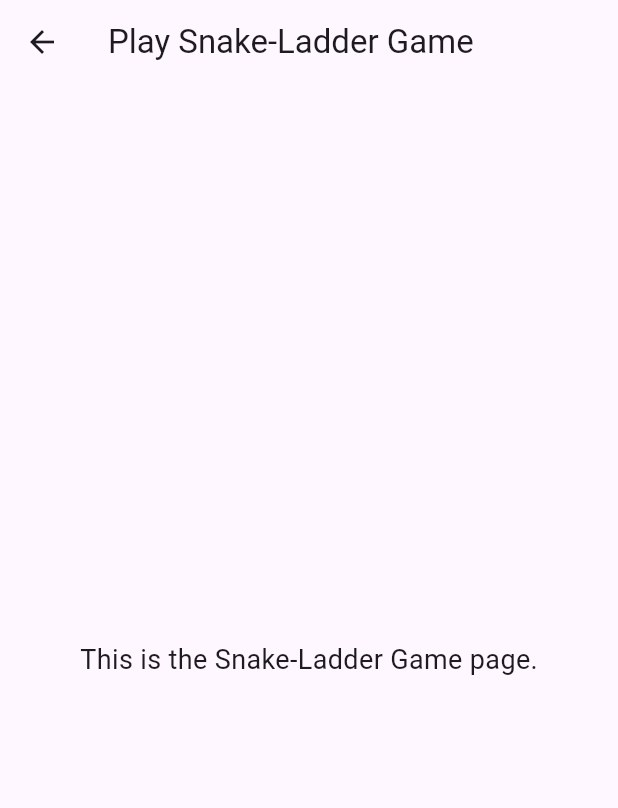
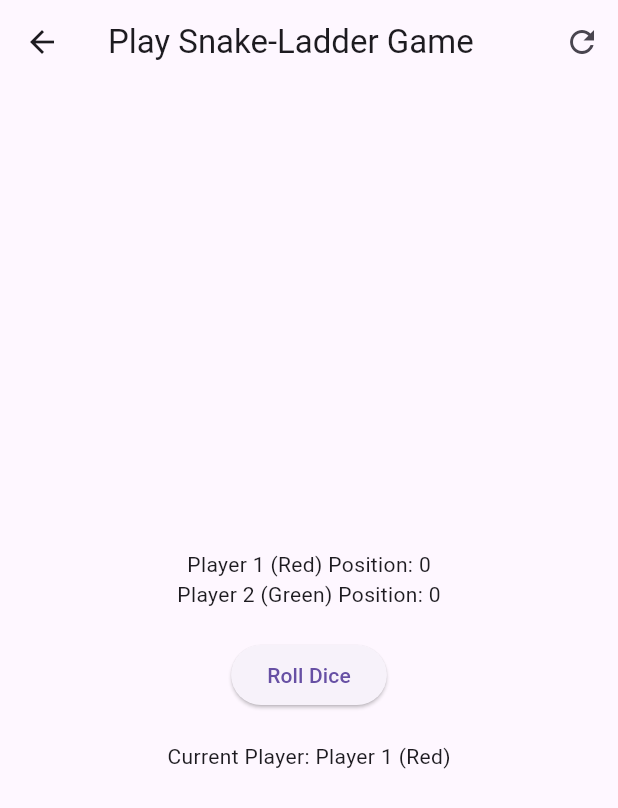
Before and after one commit to Nafis-20/dengue-defenders, a Flutter app: the PlaySnakeGame screen opened directly, on a phone screen of 412 x 824 dp. Shown: the top 808 px of the screen. Run offline on Flutter 3.47's test engine with Material 3 defaults, Android fonts, the light colour scheme and no system bars; our stand-ins replace cloud_firestore, firebase_auth, firebase_core, firebase_storage, image_picker; accounts and stored records are empty.

Commit message:
latest fixed version with snake game

```diff
--- a/dengue_def/lib/user/play_snake_game.dart
+++ b/dengue_def/lib/user/play_snake_game.dart
@@ -1,19 +1,165 @@
 // File: lib/user/play_snake_game.dart
 import 'package:flutter/material.dart';
+import 'package:image_picker/image_picker.dart';
+import 'dart:math';
 
-class PlaySnakeGame extends StatelessWidget {
+class PlaySnakeGame extends StatefulWidget {
   const PlaySnakeGame({super.key});
+
+  @override
+  _PlaySnakeGameState createState() => _PlaySnakeGameState();
+}
+
+class _PlaySnakeGameState extends State<PlaySnakeGame> {
+  int player1Position = 0;
+  int player2Position = 0;
+  int currentPlayer = 1; // 1 for Player 1 (Red), 2 for Player 2 (Green)
+  bool gameOver = false;
+  final List<int> ladders = [4, 9, 21, 28, 40, 51, 63, 71];
+  final List<int> snakes = [16, 47, 49, 56, 62, 64, 87, 93, 95, 98];
+  final picker = ImagePicker();
+
+  // Roll dice function
+  int rollDice() {
+    Random random = Random();
+    return 1 + random.nextInt(6); // Generates a random number between 1 and 6
+  }
+
+  // Move player and handle ladders and snakes
+  void movePlayer(int roll) {
+    setState(() {
+      if (currentPlayer == 1) {
+        player1Position += roll;
+        if (ladders.contains(player1Position)) {
+          // Player 1 lands on ladder
+          _showCameraAndMessage('ladder');
+        } else if (snakes.contains(player1Position)) {
+          // Player 1 lands on snake
+          _showCameraAndMessage('snake');
+        }
+        if (player1Position >= 100) {
+          // Player 1 wins
+          gameOver = true;
+        }
+        currentPlayer = 2; // Next player's turn
+      } else {
+        player2Position += roll;
+        if (ladders.contains(player2Position)) {
+          // Player 2 lands on ladder
+          _showCameraAndMessage('ladder');
+        } else if (snakes.contains(player2Position)) {
+          // Player 2 lands on snake
+          _showCameraAndMessage('snake');
+        }
+        if (player2Position >= 100) {
+          // Player 2 wins
+          gameOver = true;
+        }
+        currentPlayer = 1; // Next player's turn
+      }
+    });
+  }
+
+  // Function to open camera and display the corresponding message
+  void _showCameraAndMessage(String type) async {
+    final image = await picker.pickImage(source: ImageSource.camera);
+    if (image != null) {
+      String message = '';
+      if (type == 'ladder') {
+        message =
+            'Good job! To prevent Dengue, ensure to clean stagnant water and cover water storage.';
+      } else if (type == 'snake') {
+        message =
+            'Oops! To prevent Dengue, avoid leaving garbage in open areas and letting water accumulate.';
+      }
+
+      _showDialog(message);
+    }
+  }
+
+  // Show popup with message
+  void _showDialog(String message) {
+    showDialog(
+      context: context,
+      builder: (BuildContext context) {
+        return AlertDialog(
+          title: Text('Action Completed'),
+          content: Text(message),
+          actions: <Widget>[
+            TextButton(
+              onPressed: () {
+                Navigator.of(context).pop();
+                // Continue the game after the dialog is closed
+                setState(() {});
+              },
+              child: Text('OK'),
+            ),
+          ],
+        );
+      },
+    );
+  }
+
+  // Start a new game
+  void startNewGame() {
+    setState(() {
+      player1Position = 0;
+      player2Position = 0;
+      currentPlayer = 1;
+      gameOver = false;
+    });
+  }
 
   @override
   Widget build(BuildContext context) {
     return Scaffold(
       appBar: AppBar(
         title: const Text("Play Snake-Ladder Game"),
+        actions: [
+          IconButton(
+            icon: Icon(Icons.refresh),
+            onPressed: startNewGame,
+          ),
+        ],
       ),
       body: Center(
-        child: const Text(
-          "This is the Snake-Ladder Game page.",
-          style: TextStyle(fontSize: 18),
+        child: Column(
+          mainAxisAlignment: MainAxisAlignment.center,
+          children: [
+            if (!gameOver)
+              Column(
+                children: [
+                  Text('Player 1 (Red) Position: $player1Position'),
+                  Text('Player 2 (Green) Position: $player2Position'),
+                  SizedBox(height: 20),
+                  ElevatedButton(
+                    onPressed: () {
+                      if (!gameOver) {
+                        int roll = rollDice();
+                        movePlayer(roll);
+                      }
+                    },
+                    child: Text('Roll Dice'),
+                  ),
+                  SizedBox(height: 20),
+                  Text(
+                      'Current Player: ${currentPlayer == 1 ? "Player 1 (Red)" : "Player 2 (Green)"}'),
+                ],
+              ),
+            if (gameOver)
+              Column(
+                children: [
+                  Text(player1Position >= 100
+                      ? 'Player 1 (Red) Wins!'
+                      : 'Player 2 (Green) Wins!'),
+                  SizedBox(height: 20),
+                  ElevatedButton(
+                    onPressed: startNewGame,
+                    child: Text('Start New Game'),
+                  ),
+                ],
+              ),
+          ],
         ),
       ),
     );
```
Also changed, not shown: dengue_def/lib/user/report_breeding_site.dart (+5 -5 lines).
